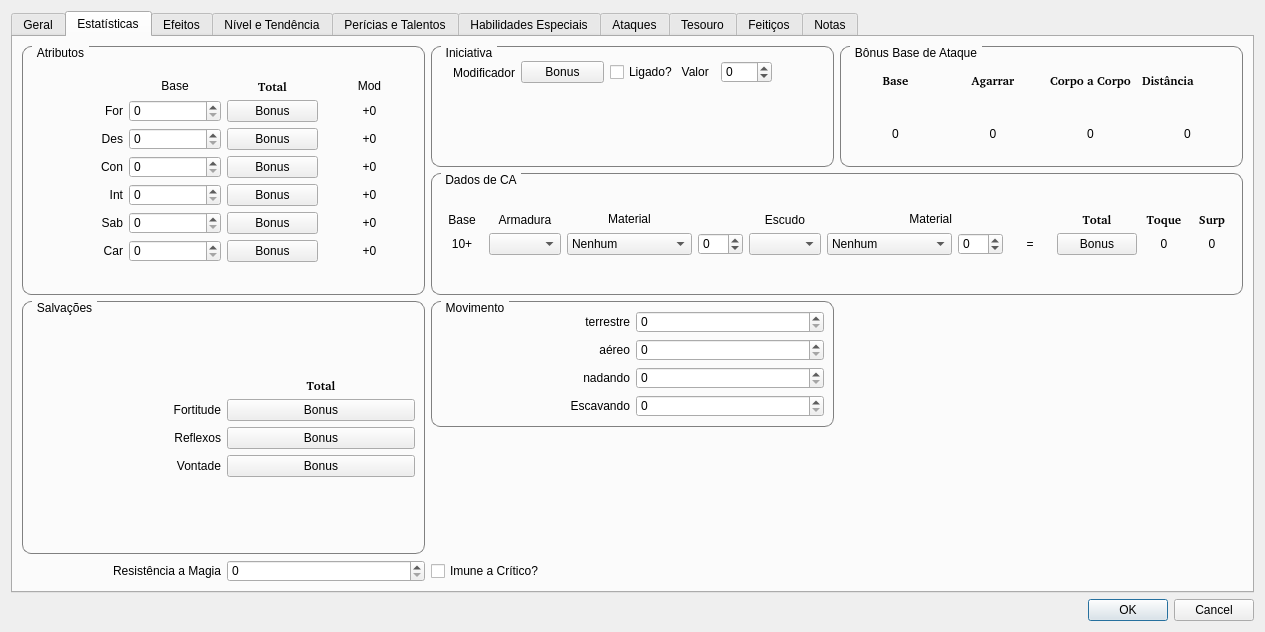
This is ifg/qt/ui/entidade.ui in matferib/tabuleiro-virtual as Qt 5 draws it before an edit. The edited form follows.
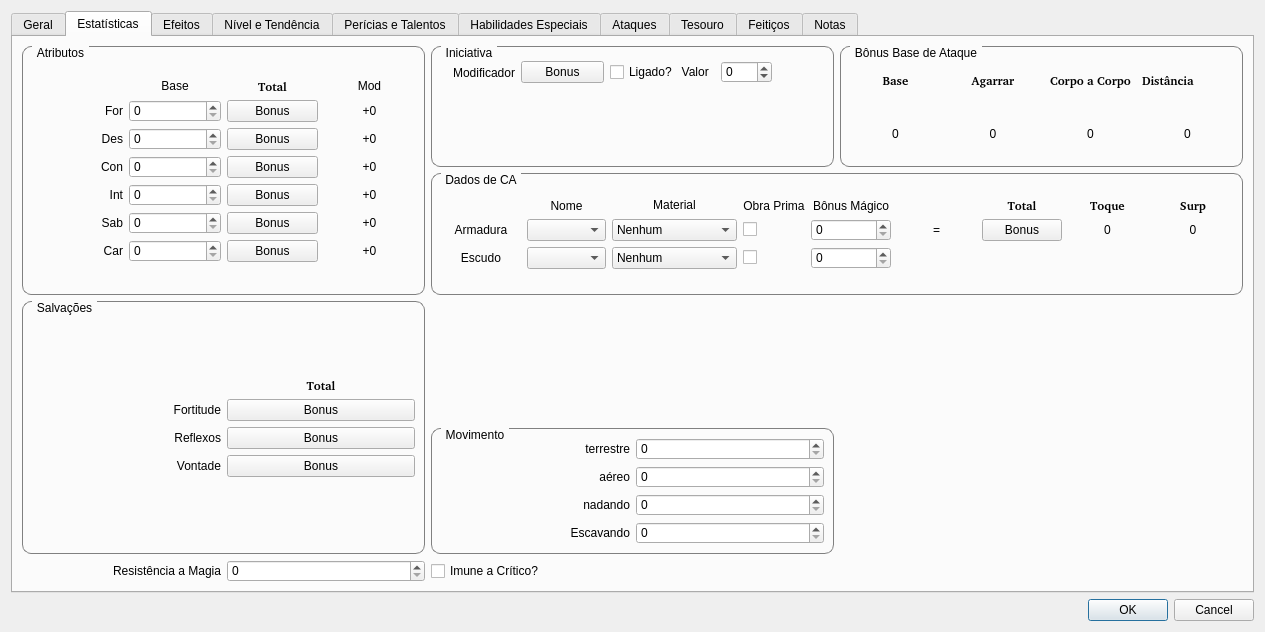
This is the edited form. The open tabs and pages were chosen to show the change.

Commit message: fix de crash e correcao de armadura e escudo

```diff
--- a/ifg/qt/ui/entidade.ui
+++ b/ifg/qt/ui/entidade.ui
@@ -1605,6 +1605,93 @@
          <layout class="QGridLayout" name="gridLayout_14">
           <item row="0" column="0">
            <layout class="QGridLayout" name="gridLayout_3">
+            <item row="2" column="4">
+             <widget class="QSpinBox" name="spin_ca_escudo_melhoria">
+              <property name="toolTip">
+               <string>Melhoria Escudo</string>
+              </property>
+              <property name="minimum">
+               <number>0</number>
+              </property>
+             </widget>
+            </item>
+            <item row="2" column="2">
+             <widget class="QComboBox" name="combo_material_escudo">
+              <property name="sizePolicy">
+               <sizepolicy hsizetype="Fixed" vsizetype="Fixed">
+                <horstretch>0</horstretch>
+                <verstretch>0</verstretch>
+               </sizepolicy>
+              </property>
+              <property name="toolTip">
+               <string>Tipo do material da arma</string>
+              </property>
+              <item>
+               <property name="text">
+                <string>Nenhum</string>
+               </property>
+              </item>
+              <item>
+               <property name="text">
+                <string>Adamante</string>
+               </property>
+              </item>
+              <item>
+               <property name="text">
+                <string>Couro de Dragão</string>
+               </property>
+              </item>
+              <item>
+               <property name="text">
+                <string>Madeira Negra</string>
+               </property>
+              </item>
+              <item>
+               <property name="text">
+                <string>Mitral</string>
+               </property>
+              </item>
+             </widget>
+            </item>
+            <item row="2" column="0">
+             <widget class="QLabel" name="spin_bonus_escudo">
+              <property name="text">
+               <string>Escudo</string>
+              </property>
+              <property name="alignment">
+               <set>Qt::AlignCenter</set>
+              </property>
+             </widget>
+            </item>
+            <item row="2" column="1">
+             <widget class="QComboBox" name="combo_escudo"/>
+            </item>
+            <item row="2" column="3">
+             <widget class="QCheckBox" name="checkbox_escudo_obra_prima">
+              <property name="sizePolicy">
+               <sizepolicy hsizetype="Fixed" vsizetype="Fixed">
+                <horstretch>0</horstretch>
+                <verstretch>0</verstretch>
+               </sizepolicy>
+              </property>
+              <property name="layoutDirection">
+               <enum>Qt::LeftToRight</enum>
+              </property>
+              <property name="text">
+               <string/>
+              </property>
+             </widget>
+            </item>
+            <item row="1" column="10">
+             <widget class="QLabel" name="label_ca_toque">
+              <property name="text">
+               <string>0</string>
+              </property>
+              <property name="alignment">
+               <set>Qt::AlignCenter</set>
+              </property>
+             </widget>
+            </item>
             <item row="0" column="2">
              <widget class="QLabel" name="label_95">
               <property name="sizePolicy">
@@ -1621,7 +1708,7 @@
               </property>
              </widget>
             </item>
-            <item row="0" column="1">
+            <item row="1" column="0">
              <widget class="QLabel" name="label_52">
               <property name="text">
                <string>Armadura</string>
@@ -1648,23 +1735,13 @@
               </property>
              </widget>
             </item>
-            <item row="1" column="6">
-             <widget class="QSpinBox" name="spin_ca_escudo_melhoria">
-              <property name="toolTip">
-               <string>Melhoria Escudo</string>
-              </property>
-              <property name="minimum">
-               <number>-99</number>
-              </property>
-             </widget>
-            </item>
-            <item row="1" column="3">
+            <item row="1" column="4">
              <widget class="QSpinBox" name="spin_ca_armadura_melhoria">
               <property name="toolTip">
                <string>Melhoria armadura</string>
               </property>
               <property name="minimum">
-               <number>-99</number>
+               <number>0</number>
               </property>
              </widget>
             </item>
@@ -1702,36 +1779,6 @@
               </property>
              </widget>
             </item>
-            <item row="0" column="0">
-             <widget class="QLabel" name="label_53">
-              <property name="text">
-               <string>Base</string>
-              </property>
-              <property name="alignment">
-               <set>Qt::AlignCenter</set>
-              </property>
-             </widget>
-            </item>
-            <item row="1" column="0">
-             <widget class="QLabel" name="label_60">
-              <property name="text">
-               <string>10+</string>
-              </property>
-              <property name="alignment">
-               <set>Qt::AlignCenter</set>
-              </property>
-             </widget>
-            </item>
-            <item row="1" column="8">
-             <widget class="QLabel" name="label_61">
-              <property name="text">
-               <string>=</string>
-              </property>
-              <property name="alignment">
-               <set>Qt::AlignCenter</set>
-              </property>
-             </widget>
-            </item>
             <item row="1" column="11">
              <widget class="QLabel" name="label_ca_surpreso">
               <property name="text">
@@ -1749,32 +1796,9 @@
               </property>
              </widget>
             </item>
-            <item row="1" column="10">
-             <widget class="QLabel" name="label_ca_toque">
-              <property name="text">
-               <string>0</string>
-              </property>
-              <property name="alignment">
-               <set>Qt::AlignCenter</set>
-              </property>
-             </widget>
-            </item>
             <item row="1" column="1">
              <widget class="QComboBox" name="combo_armadura"/>
             </item>
-            <item row="1" column="4">
-             <widget class="QComboBox" name="combo_escudo"/>
-            </item>
-            <item row="0" column="4">
-             <widget class="QLabel" name="spin_bonus_escudo">
-              <property name="text">
-               <string>Escudo</string>
-              </property>
-              <property name="alignment">
-               <set>Qt::AlignCenter</set>
-              </property>
-             </widget>
-            </item>
             <item row="0" column="6">
              <widget class="QLabel" name="spin_bonus_escudo_2">
               <property name="text">
@@ -1818,24 +1842,18 @@
               </item>
              </widget>
             </item>
-            <item row="0" column="5">
-             <widget class="QLabel" name="label_96">
-              <property name="sizePolicy">
-               <sizepolicy hsizetype="Preferred" vsizetype="Fixed">
-                <horstretch>0</horstretch>
-                <verstretch>0</verstretch>
-               </sizepolicy>
-              </property>
+            <item row="0" column="4">
+             <widget class="QLabel" name="label_100">
               <property name="text">
-               <string>Material</string>
+               <string>Bônus Mágico</string>
               </property>
               <property name="alignment">
-               <set>Qt::AlignRight|Qt::AlignTrailing|Qt::AlignVCenter</set>
+               <set>Qt::AlignCenter</set>
               </property>
              </widget>
             </item>
-            <item row="1" column="5">
-             <widget class="QComboBox" name="combo_material_escudo">
+            <item row="1" column="3">
+             <widget class="QCheckBox" name="checkbox_armadura_obra_prima">
               <property name="sizePolicy">
                <sizepolicy hsizetype="Fixed" vsizetype="Fixed">
                 <horstretch>0</horstretch>
@@ -1843,33 +1861,41 @@
                </sizepolicy>
               </property>
               <property name="toolTip">
-               <string>Tipo do material da arma</string>
+               <string>armadura obra prima</string>
               </property>
-              <item>
-               <property name="text">
-                <string>Nenhum</string>
-               </property>
-              </item>
-              <item>
-               <property name="text">
-                <string>Adamante</string>
-               </property>
-              </item>
-              <item>
-               <property name="text">
-                <string>Couro de Dragão</string>
-               </property>
-              </item>
-              <item>
-               <property name="text">
-                <string>Madeira Negra</string>
-               </property>
-              </item>
-              <item>
-               <property name="text">
-                <string>Mitral</string>
-               </property>
-              </item>
+              <property name="text">
+               <string/>
+              </property>
+             </widget>
+            </item>
+            <item row="1" column="6">
+             <widget class="QLabel" name="label_61">
+              <property name="text">
+               <string>=</string>
+              </property>
+              <property name="alignment">
+               <set>Qt::AlignCenter</set>
+              </property>
+             </widget>
+            </item>
+            <item row="0" column="1">
+             <widget class="QLabel" name="label_53">
+              <property name="text">
+               <string>Nome</string>
+              </property>
+              <property name="alignment">
+               <set>Qt::AlignCenter</set>
+              </property>
+             </widget>
+            </item>
+            <item row="0" column="3">
+             <widget class="QLabel" name="label_60">
+              <property name="text">
+               <string>Obra Prima</string>
+              </property>
+              <property name="alignment">
+               <set>Qt::AlignCenter</set>
+              </property>
              </widget>
             </item>
            </layout>
@@ -1905,7 +1931,7 @@
          </property>
         </widget>
        </item>
-       <item row="2" column="1">
+       <item row="3" column="1">
         <widget class="QGroupBox" name="groupBox">
          <property name="title">
           <string>Movimento</string>
```
Left out of the diff: 3 changed lines with no effect on the pictures. The commit also changes 5 other files.
